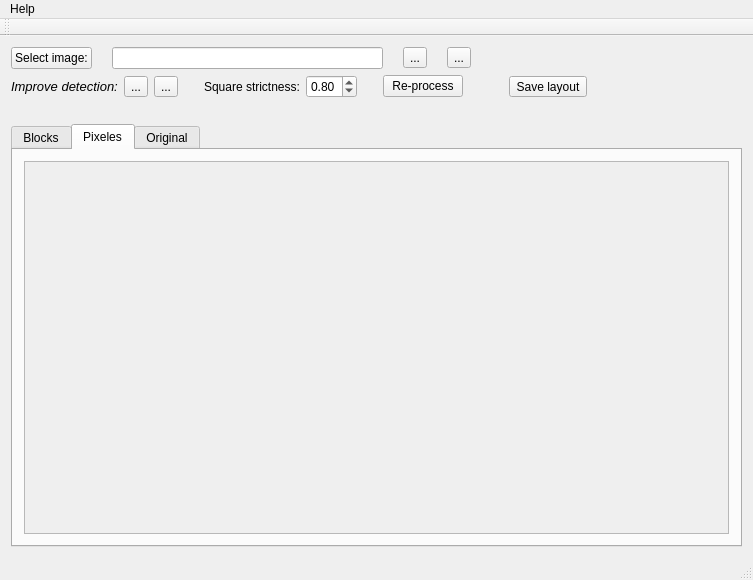
Qt form mainwindow.ui (MosheWagner/tzura) before a commit.
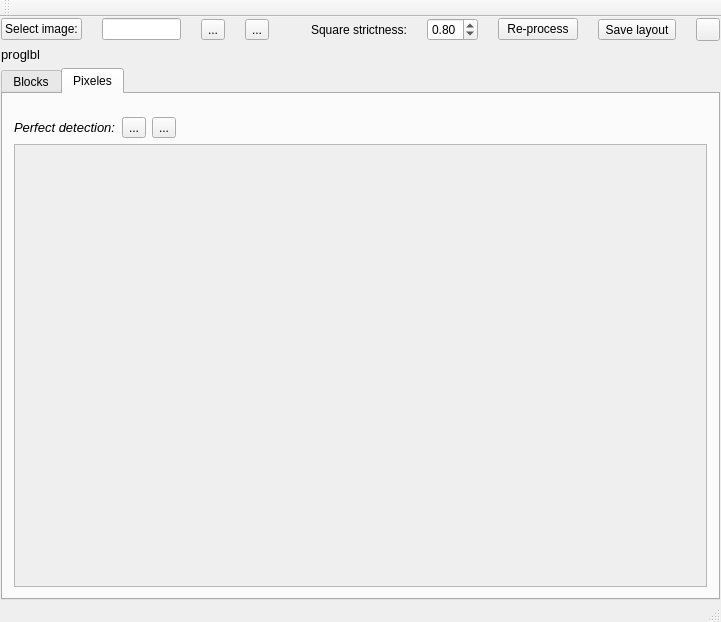
The same form after that commit. The open tabs and pages were chosen to show the change. Icons and pictures are not drawn.

Patch:
```diff
--- a/mainwindow.ui
+++ b/mainwindow.ui
@@ -6,8 +6,8 @@
    <rect>
     <x>0</x>
     <y>0</y>
-    <width>753</width>
-    <height>580</height>
+    <width>721</width>
+    <height>622</height>
    </rect>
   </property>
   <property name="windowTitle">
@@ -15,6 +15,18 @@
   </property>
   <widget class="QWidget" name="centralWidget">
    <layout class="QVBoxLayout" name="verticalLayout">
+    <property name="leftMargin">
+     <number>1</number>
+    </property>
+    <property name="topMargin">
+     <number>1</number>
+    </property>
+    <property name="rightMargin">
+     <number>1</number>
+    </property>
+    <property name="bottomMargin">
+     <number>0</number>
+    </property>
     <item>
      <layout class="QHBoxLayout" name="horizontalLayout">
       <property name="spacing">
@@ -56,73 +68,7 @@
        </widget>
       </item>
       <item>
-       <spacer name="horizontalSpacer">
-        <property name="orientation">
-         <enum>Qt::Horizontal</enum>
-        </property>
-        <property name="sizeHint" stdset="0">
-         <size>
-          <width>40</width>
-          <height>20</height>
-         </size>
-        </property>
-       </spacer>
-      </item>
-     </layout>
-    </item>
-    <item>
-     <layout class="QHBoxLayout" name="horizontalLayout_8">
-      <property name="topMargin">
-       <number>0</number>
-      </property>
-      <item>
-       <widget class="QLabel" name="label_5">
-        <property name="font">
-         <font>
-          <pointsize>10</pointsize>
-          <weight>50</weight>
-          <italic>true</italic>
-          <bold>false</bold>
-         </font>
-        </property>
-        <property name="text">
-         <string>Improve detection:</string>
-        </property>
-       </widget>
-      </item>
-      <item>
-       <widget class="QToolButton" name="blackBTN">
-        <property name="text">
-         <string>...</string>
-        </property>
-        <property name="icon">
-         <iconset resource="res.qrc">
-          <normaloff>:/Icons/Icons/Black.png</normaloff>:/Icons/Icons/Black.png</iconset>
-        </property>
-        <property name="checkable">
-         <bool>true</bool>
-        </property>
-        <property name="checked">
-         <bool>false</bool>
-        </property>
-       </widget>
-      </item>
-      <item>
-       <widget class="QToolButton" name="whiteBTN">
-        <property name="text">
-         <string>...</string>
-        </property>
-        <property name="icon">
-         <iconset resource="res.qrc">
-          <normaloff>:/Icons/Icons/White.png</normaloff>:/Icons/Icons/White.png</iconset>
-        </property>
-        <property name="checkable">
-         <bool>true</bool>
-        </property>
-       </widget>
-      </item>
-      <item>
-       <spacer name="horizontalSpacer_2">
+       <spacer name="horizontalSpacer_3">
         <property name="orientation">
          <enum>Qt::Horizontal</enum>
         </property>
@@ -131,7 +77,7 @@
         </property>
         <property name="sizeHint" stdset="0">
          <size>
-          <width>20</width>
+          <width>50</width>
           <height>20</height>
          </size>
         </property>
@@ -160,22 +106,6 @@
         </property>
        </widget>
       </item>
-      <item>
-       <spacer name="horizontalSpacer_4">
-        <property name="orientation">
-         <enum>Qt::Horizontal</enum>
-        </property>
-        <property name="sizeType">
-         <enum>QSizePolicy::Maximum</enum>
-        </property>
-        <property name="sizeHint" stdset="0">
-         <size>
-          <width>20</width>
-          <height>20</height>
-         </size>
-        </property>
-       </spacer>
-      </item>
       <item>
        <widget class="QPushButton" name="reprocBTN">
         <property name="text">
@@ -183,22 +113,6 @@
         </property>
        </widget>
       </item>
-      <item>
-       <spacer name="horizontalSpacer_5">
-        <property name="orientation">
-         <enum>Qt::Horizontal</enum>
-        </property>
-        <property name="sizeType">
-         <enum>QSizePolicy::Maximum</enum>
-        </property>
-        <property name="sizeHint" stdset="0">
-         <size>
-          <width>40</width>
-          <height>20</height>
-         </size>
-        </property>
-       </spacer>
-      </item>
       <item>
        <widget class="QToolButton" name="saveLayoutBTN">
         <property name="text">
@@ -214,24 +128,29 @@
        </widget>
       </item>
       <item>
-       <spacer name="horizontalSpacer_3">
-        <property name="orientation">
-         <enum>Qt::Horizontal</enum>
+       <widget class="QToolButton" name="toolButton">
+        <property name="text">
+         <string/>
         </property>
-        <property name="sizeHint" stdset="0">
-         <size>
-          <width>40</width>
-          <height>20</height>
-         </size>
+        <property name="icon">
+         <iconset resource="res.qrc">
+          <normaloff>:/Icons/Icons/help.png</normaloff>:/Icons/Icons/help.png</iconset>
         </property>
-       </spacer>
+       </widget>
       </item>
      </layout>
     </item>
     <item>
      <widget class="QLabel" name="proglabel">
+      <property name="font">
+       <font>
+        <pointsize>10</pointsize>
+        <weight>50</weight>
+        <bold>false</bold>
+       </font>
+      </property>
       <property name="text">
-       <string/>
+       <string>proglbl</string>
       </property>
      </widget>
     </item>
@@ -277,7 +196,79 @@
        <attribute name="title">
         <string>Pixeles</string>
        </attribute>
-       <layout class="QHBoxLayout" name="horizontalLayout_5">
+       <layout class="QVBoxLayout" name="verticalLayout_2">
+        <item>
+         <layout class="QHBoxLayout" name="horizontalLayout_5">
+          <property name="topMargin">
+           <number>12</number>
+          </property>
+          <item>
+           <widget class="QLabel" name="label_5">
+            <property name="sizePolicy">
+             <sizepolicy hsizetype="Maximum" vsizetype="Maximum">
+              <horstretch>0</horstretch>
+              <verstretch>0</verstretch>
+             </sizepolicy>
+            </property>
+            <property name="font">
+             <font>
+              <pointsize>10</pointsize>
+              <weight>50</weight>
+              <italic>true</italic>
+              <bold>false</bold>
+             </font>
+            </property>
+            <property name="text">
+             <string>Perfect detection:</string>
+            </property>
+           </widget>
+          </item>
+          <item>
+           <widget class="QToolButton" name="whiteBTN">
+            <property name="text">
+             <string>...</string>
+            </property>
+            <property name="icon">
+             <iconset resource="res.qrc">
+              <normaloff>:/Icons/Icons/White.png</normaloff>:/Icons/Icons/White.png</iconset>
+            </property>
+            <property name="checkable">
+             <bool>true</bool>
+            </property>
+           </widget>
+          </item>
+          <item>
+           <widget class="QToolButton" name="blackBTN">
+            <property name="text">
+             <string>...</string>
+            </property>
+            <property name="icon">
+             <iconset resource="res.qrc">
+              <normaloff>:/Icons/Icons/Black.png</normaloff>:/Icons/Icons/Black.png</iconset>
+            </property>
+            <property name="checkable">
+             <bool>true</bool>
+            </property>
+            <property name="checked">
+             <bool>false</bool>
+            </property>
+           </widget>
+          </item>
+          <item>
+           <spacer name="horizontalSpacer_2">
+            <property name="orientation">
+             <enum>Qt::Horizontal</enum>
+            </property>
+            <property name="sizeHint" stdset="0">
+             <size>
+              <width>40</width>
+              <height>20</height>
+             </size>
+            </property>
+           </spacer>
+          </item>
+         </layout>
+        </item>
         <item>
          <widget class="QScrollArea" name="scrollArea_2">
           <property name="widgetResizable">
@@ -288,8 +279,8 @@
             <rect>
              <x>0</x>
              <y>0</y>
-             <width>96</width>
-             <height>35</height>
+             <width>693</width>
+             <height>424</height>
             </rect>
            </property>
            <layout class="QHBoxLayout" name="horizontalLayout_4">
@@ -306,60 +297,10 @@
         </item>
        </layout>
       </widget>
-      <widget class="QWidget" name="tab_3">
-       <attribute name="title">
-        <string>Original</string>
-       </attribute>
-       <layout class="QHBoxLayout" name="horizontalLayout_7">
-        <item>
-         <widget class="QScrollArea" name="scrollArea_3">
-          <property name="widgetResizable">
-           <bool>true</bool>
-          </property>
-          <widget class="QWidget" name="scrollAreaWidgetContents_3">
-           <property name="geometry">
-            <rect>
-             <x>0</x>
-             <y>0</y>
-             <width>96</width>
-             <height>35</height>
-            </rect>
-           </property>
-           <layout class="QHBoxLayout" name="horizontalLayout_6">
-            <item>
-             <widget class="QLabel" name="label_3">
-              <property name="text">
-               <string/>
-              </property>
-             </widget>
-            </item>
-           </layout>
-          </widget>
-         </widget>
-        </item>
-       </layout>
-      </widget>
      </widget>
     </item>
    </layout>
   </widget>
-  <widget class="QMenuBar" name="menuBar">
-   <property name="geometry">
-    <rect>
-     <x>0</x>
-     <y>0</y>
-     <width>753</width>
-     <height>28</height>
-    </rect>
-   </property>
-   <widget class="QMenu" name="menuHelp">
-    <property name="title">
-     <string>Help</string>
-    </property>
-    <addaction name="actionHelp"/>
-   </widget>
-   <addaction name="menuHelp"/>
-  </widget>
   <widget class="QToolBar" name="mainToolBar">
    <attribute name="toolBarArea">
     <enum>TopToolBarArea</enum>
```
Left out of the diff: 51 changed lines with no effect on the pictures.
